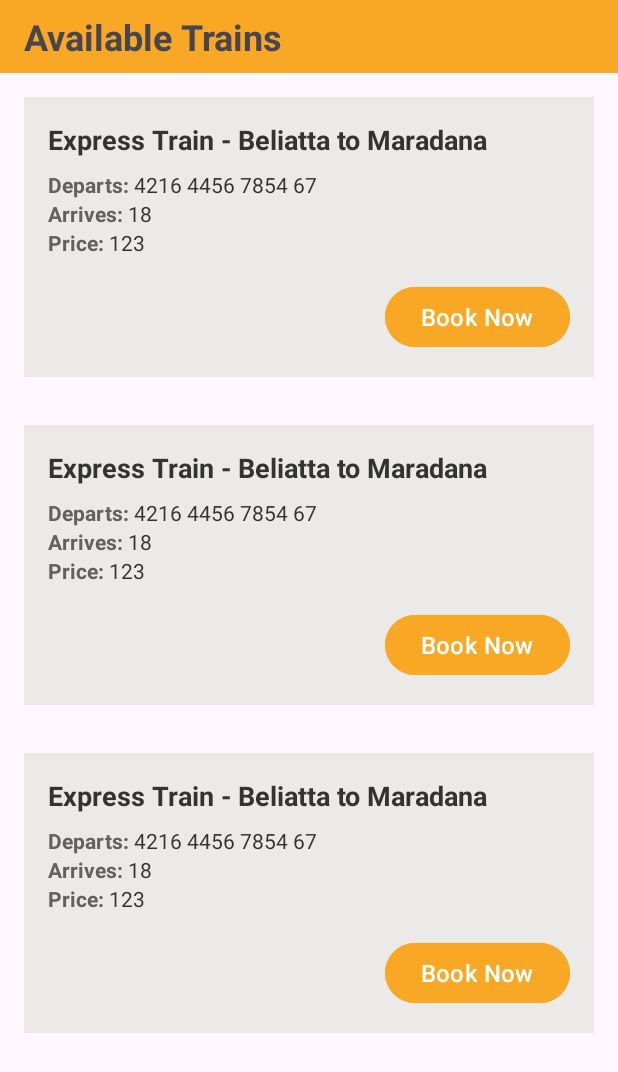
After one commit to Sanjula-Dulshan/Reservation_Mobile_Client, an Android app: the layout activity_train_list.xml on its own in the app's theme, with its tools: preview values and no code run, on a phone screen of 412 x 824 dp. The commit adds this screen. Shown: the top 1072 px of the screen. Run offline under Robolectric (Android 15) with nearby library versions, the phone set to English and light mode, and no system bars.

Commit message:
recycler view added

```diff
--- /dev/null
+++ b/app/src/main/res/layout/activity_train_list.xml
@@ -0,0 +1,36 @@
+<?xml version="1.0" encoding="utf-8"?>
+<androidx.constraintlayout.widget.ConstraintLayout
+    xmlns:android="http://schemas.android.com/apk/res/android"
+    xmlns:app="http://schemas.android.com/apk/res-auto"
+    xmlns:tools="http://schemas.android.com/tools"
+    android:layout_width="match_parent"
+    android:layout_height="match_parent">
+
+    <TextView
+        android:id="@+id/textViewHeading"
+        android:layout_width="match_parent"
+        android:layout_height="wrap_content"
+        android:text="Available Trains"
+        android:textSize="24sp"
+        android:textStyle="bold"
+        android:background="@color/btnColor"
+        android:paddingStart="16dp"
+        android:paddingEnd="16dp"
+        android:paddingTop="8dp"
+        android:paddingBottom="8dp"
+        app:layout_constraintTop_toTopOf="parent"
+        app:layout_constraintStart_toStartOf="parent"
+        app:layout_constraintEnd_toEndOf="parent"/>
+
+    <androidx.recyclerview.widget.RecyclerView
+        android:id="@+id/recycler_view"
+        android:layout_width="0dp"
+        android:layout_height="0dp"
+        app:layoutManager="androidx.recyclerview.widget.LinearLayoutManager"
+        app:layout_constraintTop_toBottomOf="@id/textViewHeading"
+        app:layout_constraintBottom_toBottomOf="parent"
+        app:layout_constraintStart_toStartOf="parent"
+        app:layout_constraintEnd_toEndOf="parent"
+        tools:listitem="@layout/list_item_train" />
+
+</androidx.constraintlayout.widget.ConstraintLayout>
--- /dev/null
+++ b/app/src/main/res/layout/list_item_train.xml
@@ -0,0 +1,111 @@
+<?xml version="1.0" encoding="utf-8"?>
+<androidx.constraintlayout.widget.ConstraintLayout
+    xmlns:android="http://schemas.android.com/apk/res/android"
+    xmlns:app="http://schemas.android.com/apk/res-auto"
+    xmlns:tools="http://schemas.android.com/tools"
+    android:layout_width="match_parent"
+    android:layout_height="wrap_content"
+    android:layout_margin="16dp"
+    app:cardBackgroundColor="#ffffff"
+    android:background="#ebeae8"
+    app:cardCornerRadius="16dp"
+    app:cardElevation="8dp">
+
+    <LinearLayout
+        android:layout_width="match_parent"
+        android:layout_height="wrap_content"
+        android:orientation="vertical"
+        android:padding="16dp">
+
+        <TextView
+            android:id="@+id/txtTrainname"
+            android:layout_width="wrap_content"
+            android:layout_height="wrap_content"
+            android:text="Express Train - Beliatta to Maradana"
+            android:textColor="#333333"
+            android:textSize="18sp"
+            android:textStyle="bold" />
+
+        <LinearLayout
+            android:layout_width="match_parent"
+            android:layout_height="wrap_content"
+            android:orientation="horizontal"
+            android:layout_marginTop="8dp">
+
+            <TextView
+                android:layout_width="wrap_content"
+                android:layout_height="wrap_content"
+                android:text="Departs: "
+                android:textColor="#616160"
+                android:textSize="14sp"
+                android:textStyle="bold" />
+
+            <TextView
+                android:id="@+id/txtDepartTime"
+                android:layout_width="wrap_content"
+                android:layout_height="wrap_content"
+                android:text="4216 4456 7854 67"
+                android:textColor="#333333"
+                android:textSize="14sp" />
+        </LinearLayout>
+
+        <LinearLayout
+            android:layout_width="match_parent"
+            android:layout_height="wrap_content"
+            android:orientation="horizontal">
+
+            <TextView
+                android:layout_width="wrap_content"
+                android:layout_height="wrap_content"
+                android:text="Arrives: "
+                android:textColor="#616160"
+                android:textSize="14sp"
+                android:textStyle="bold" />
+
+            <TextView
+                android:id="@+id/txrArriveTime"
+                android:layout_width="wrap_content"
+                android:layout_height="wrap_content"
+                android:text="18"
+                android:textColor="#333333"
+                android:textSize="14sp" />
+        </LinearLayout>
+
+        <LinearLayout
+            android:layout_width="match_parent"
+            android:layout_height="wrap_content"
+            android:orientation="horizontal">
+
+            <TextView
+                android:layout_width="wrap_content"
+                android:layout_height="wrap_content"
+                android:text="Price: "
+                android:textColor="#616160"
+                android:textSize="14sp"
+                android:textStyle="bold" />
+
+            <TextView
+                android:id="@+id/txtPrice"
+                android:layout_width="wrap_content"
+                android:layout_height="wrap_content"
+                android:text="123"
+                android:textColor="#333333"
+                android:textSize="14sp" />
+        </LinearLayout>
+
+        <Button
+            android:id="@+id/btnDelete"
+            android:layout_width="wrap_content"
+            android:layout_height="wrap_content"
+            android:backgroundTint="@color/btnColor"
+            android:text="Book Now"
+            android:textColor="#ffffff"
+            android:textSize="16sp"
+            android:paddingStart="24dp"
+            android:paddingEnd="24dp"
+            android:paddingTop="8dp"
+            android:paddingBottom="8dp"
+            android:layout_gravity="end"
+            android:layout_marginTop="16dp"/>
+    </LinearLayout>
+</androidx.constraintlayout.widget.ConstraintLayout>
```
Also changed, not shown: app/src/main/java/com/example/onlineticketbooking/SelectTrip.java (added, +13 -0 lines), app/src/main/java/com/example/onlineticketbooking/TrainAdapter.java (added, +57 -0 lines), app/src/main/java/com/example/onlineticketbooking/TrainList.java (added, +26 -0 lines), app/src/main/java/com/example/onlineticketbooking/TrainSchedule.java (added, +31 -0 lines), app/src/main/res/layout/activity_select_trip.xml (added, +128 -0 lines), app/src/main/res/values/strings.xml (+10 -0 lines), app/src/main/res/drawable-pic/train.jpg (added).
